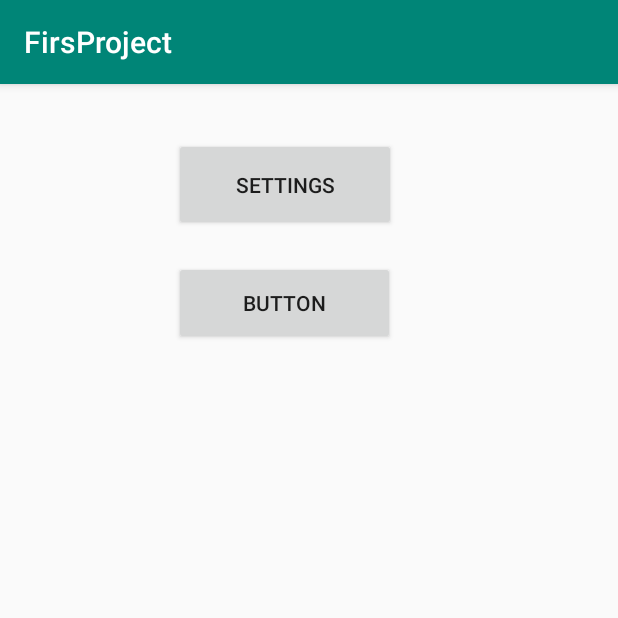
After one commit to jollyroger911/AutoWorld, an Android app: the SecondAtivity screen opened directly, with no data from a screen before it, on a phone screen of 412 x 824 dp, the top half of it. The commit adds this screen. Run offline under Robolectric (Android 15) with nearby library versions, the phone set to English and light mode, and no system bars.

Commit message:
Added few screens. Background color changes not in all Layouts. Some Layout changes doesnt work correct.

```diff
--- /dev/null
+++ b/firsproject/src/main/java/com/startandroid/firsproject/SecondAtivity.java
@@ -0,0 +1,27 @@
+package com.startandroid.firsproject;
+
+import android.content.Intent;
+import android.support.v4.content.ContextCompat;
+import android.support.v7.app.AppCompatActivity;
+import android.os.Bundle;
+import android.view.View;
+import android.widget.Button;
+
+
+public class SecondAtivity extends AppCompatActivity {
+
+    Button buttonSettings;
+
+
+    @Override
+    protected void onCreate(Bundle savedInstanceState) {
+        super.onCreate(savedInstanceState);
+        setContentView(R.layout.activity_second_ativity);
+    }
+
+
+    public void setSettingsTab(View v) {
+        Intent intent = new Intent(".MainActivity");
+        startActivity(intent);
+    }
+}
--- /dev/null
+++ b/firsproject/src/main/res/layout/activity_second_ativity.xml
@@ -0,0 +1,31 @@
+<?xml version="1.0" encoding="utf-8"?>
+<android.support.constraint.ConstraintLayout xmlns:android="http://schemas.android.com/apk/res/android"
+    xmlns:app="http://schemas.android.com/apk/res-auto"
+    xmlns:tools="http://schemas.android.com/tools"
+    android:layout_width="match_parent"
+    android:layout_height="match_parent"
+    tools:context="com.startandroid.firsproject.SecondAtivity">
+
+    <Button
+        android:id="@+id/buttonSettigns"
+        android:layout_width="148dp"
+        android:layout_height="62dp"
+        android:layout_marginStart="116dp"
+        android:layout_marginLeft="116dp"
+        android:layout_marginTop="36dp"
+        android:onClick="setSettingsTab"
+        android:text="Settings"
+        app:layout_constraintStart_toStartOf="parent"
+        app:layout_constraintTop_toTopOf="parent" />
+
+    <Button
+        android:id="@+id/buttonAutoWorld"
+        android:layout_width="147dp"
+        android:layout_height="56dp"
+        android:layout_marginStart="116dp"
+        android:layout_marginLeft="116dp"
+        android:layout_marginTop="20dp"
+        android:text="Button"
+        app:layout_constraintStart_toStartOf="parent"
+        app:layout_constraintTop_toBottomOf="@+id/buttonSettigns" />
+</android.support.constraint.ConstraintLayout>
```
Also changed, not shown: firsproject/src/main/AndroidManifest.xml (+7 -0 lines), firsproject/src/main/java/com/startandroid/firsproject/MainActivity.java (+9 -1 lines), firsproject/src/main/java/com/startandroid/firsproject/SettingsTabActivity.java (+14 -1 lines), firsproject/src/main/res/layout/activity_menu_tab.xml (+4 -3 lines).
